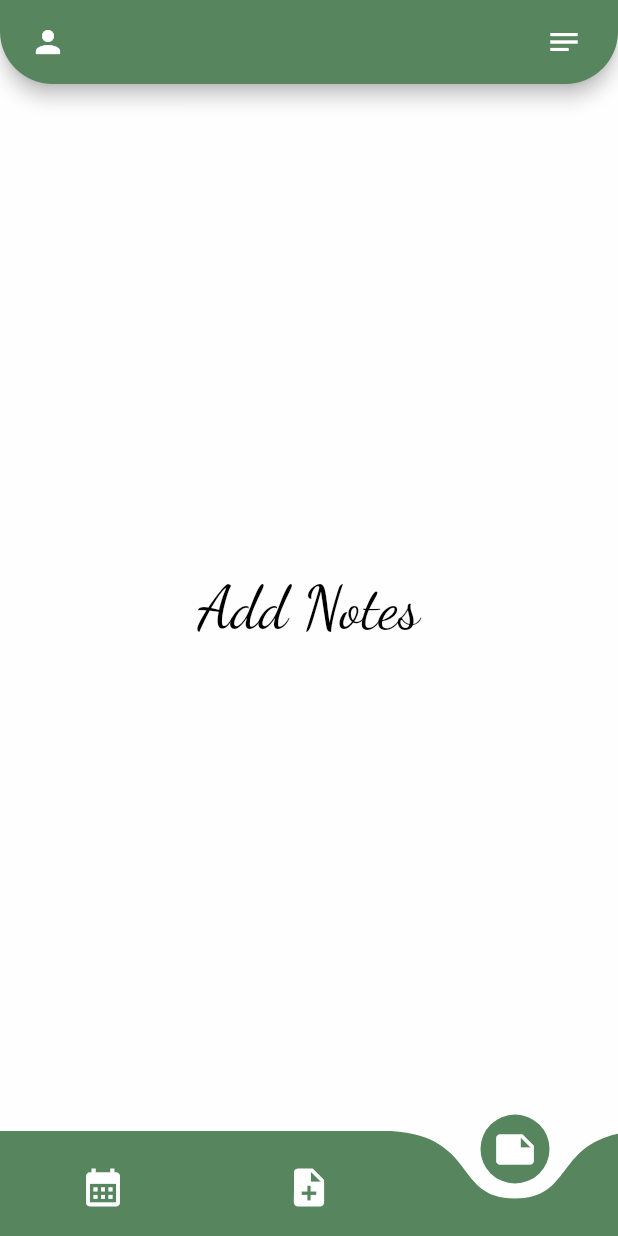
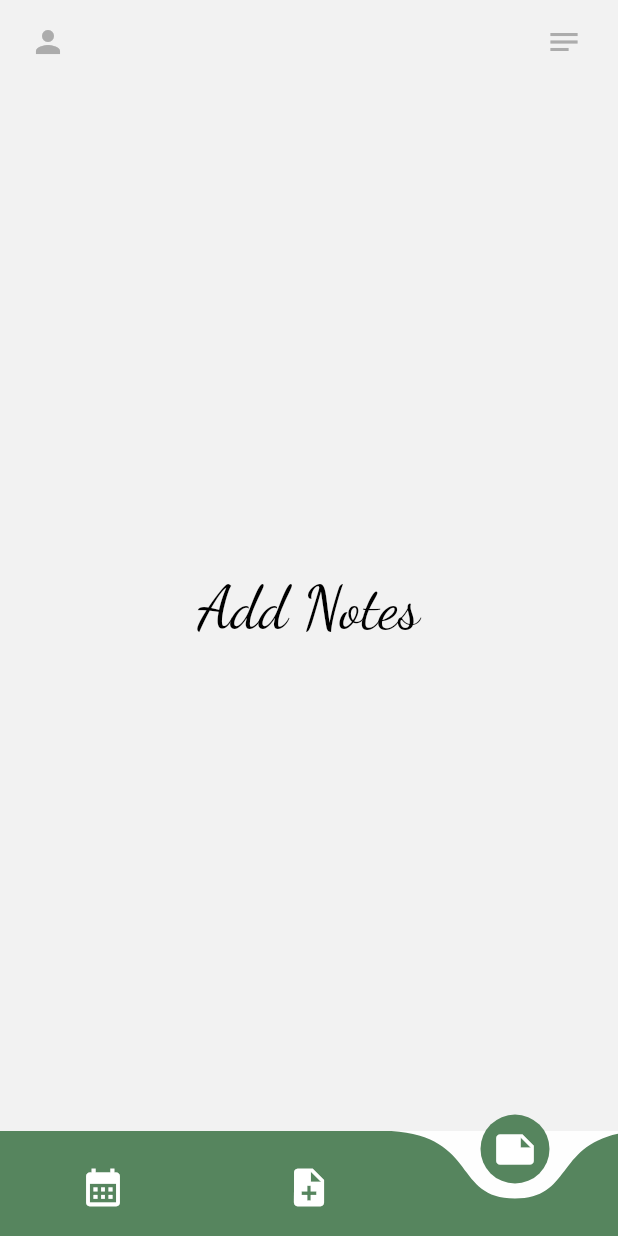
Before and after one commit to dariapichlak/gardening, a Flutter app: the screen it shows once a user with an empty profile is signed in, item 3 of the bottom bar chosen, on a phone screen of 412 x 824 dp. Run offline on Flutter 3.47's test engine with Material 2 defaults, Android fonts, the phone set to English and light mode, and no system bars; drawn by our look-alikes of curved_navigation_bar; our stand-ins replace bloc, cloud_firestore, firebase_auth, firebase_core, flutter_bloc, google_fonts and 1 more; missing offline and left inert: flutterfire_ui; accounts and stored records are empty.

Commit message:
Change notes page UI

```diff
--- a/lib/home/home_page.dart
+++ b/lib/home/home_page.dart
@@ -1,7 +1,6 @@
 import 'package:curved_navigation_bar/curved_navigation_bar.dart';
 import 'package:flutter/material.dart';
 import 'package:gardening/home/pages/calendar_page_content/calendar_page_content.dart';
-import 'package:gardening/home/settings/settings.dart';
 import 'package:gardening/home/pages/notes_page_content/notes_page_content.dart';
 import 'package:gardening/home/pages/plants_page_content/plants_page_content.dart';
 
--- a/lib/home/pages/notes_page_content/notes_page_content.dart
+++ b/lib/home/pages/notes_page_content/notes_page_content.dart
@@ -19,26 +19,32 @@ class _NotesPageContentState extends State<NotesPageContent> {
   @override
   Widget build(BuildContext context) {
     return Scaffold(
-      backgroundColor: const Color.fromARGB(255, 254, 254, 254),
+      backgroundColor: const Color.fromARGB(255, 242, 242, 242),
       appBar: AppBar(
         leading: Padding(
           padding: const EdgeInsets.symmetric(horizontal: 12.0),
           child: IconButton(
-            icon: const Icon(Icons.person),
+            icon: const Icon(
+              Icons.person,
+              color: Color.fromARGB(255, 172, 172, 172),
+            ),
             onPressed: () {},
           ),
         ),
         shape: const RoundedRectangleBorder(
             borderRadius: BorderRadius.only(
-                bottomLeft: Radius.circular(35),
-                bottomRight: Radius.circular(35))),
-        elevation: 5,
-        backgroundColor: const Color.fromARGB(255, 86, 133, 94),
+                bottomLeft: Radius.circular(0),
+                bottomRight: Radius.circular(0))),
+        elevation: 0,
+        backgroundColor: const Color.fromARGB(255, 242, 242, 242),
         actions: [
           Padding(
             padding: const EdgeInsets.symmetric(horizontal: 12.0),
             child: IconButton(
-              icon: const Icon(Icons.notes),
+              icon: const Icon(
+                Icons.notes,
+                color: Color.fromARGB(255, 172, 172, 172),
+              ),
               onPressed: () {
                 Navigator.of(context).push(
                     MaterialPageRoute(builder: (_) => const AddNotesPage()));
@@ -64,9 +70,38 @@ class _NotesPageContentState extends State<NotesPageContent> {
             if (state.documents.isNotEmpty) {
               final noteModels = state.documents;
               return Padding(
-                padding: const EdgeInsets.all(20.0),
+                padding: const EdgeInsets.only(top: 0.0),
+                child: Column(
+                  children: [
+                    Row(
+                      mainAxisAlignment: MainAxisAlignment.start,
+                      children: [
+                        Padding(
+                          padding: const EdgeInsets.only(
+                              top: 5.0, bottom: 20, left: 25),
+                          child: Text(
+                            'Notes',
+                            style: GoogleFonts.antic(fontSize: 30),
+                          ),
+                        ),
+                      ],
+                    ),
+                    Expanded(
+                      child: Container(
+                        decoration: const BoxDecoration(
+                          color: Colors.white,
+                          boxShadow: [
+                            BoxShadow(blurRadius: 15, offset: Offset(0, 10)),
+                          ],
+                          borderRadius: BorderRadius.only(
+                            topLeft: Radius.circular(35),
+                            topRight: Radius.circular(35),
+                          ),
+                        ),
                         child: ListView(
                           children: [
+                            // const Text('Notes'),
+                            const SizedBox(height: 40),
                             for (final noteModel in noteModels) ...[
                               Dismissible(
                                 background: const DecoratedBox(
@@ -80,7 +115,8 @@ class _NotesPageContentState extends State<NotesPageContent> {
                                 ),
                                 key: ValueKey(noteModel.id),
                                 confirmDismiss: (direction) async {
-                          return direction == DismissDirection.endToStart;
+                                  return direction ==
+                                      DismissDirection.endToStart;
                                 },
                                 onDismissed: (_) {
                                   context.read<NotesPageContentCubit>().remove(
@@ -93,7 +129,8 @@ class _NotesPageContentState extends State<NotesPageContent> {
                                   margin: const EdgeInsets.all(3),
                                   decoration: BoxDecoration(
                                     borderRadius: BorderRadius.circular(10),
-                            color: const Color.fromARGB(255, 254, 254, 254),
+                                    color: const Color.fromARGB(
+                                        255, 254, 254, 254),
                                   ),
                                   child: Builder(builder: (context) {
                                     return Theme(
@@ -101,20 +138,23 @@ class _NotesPageContentState extends State<NotesPageContent> {
                                         unselectedWidgetColor: Colors.black,
                                       ),
                                       child: CheckboxListTile(
-                                activeColor:
-                                    const Color.fromARGB(255, 255, 191, 0),
+                                        activeColor: const Color.fromARGB(
+                                            255, 100, 200, 100),
                                         controlAffinity:
                                             ListTileControlAffinity.leading,
                                         title: Text(
                                           noteModel.titleNote,
                                           style: GoogleFonts.roboto(
-                                    textStyle: const TextStyle(fontSize: 15),
+                                            textStyle:
+                                                const TextStyle(fontSize: 15),
                                             color: Colors.black,
                                           ),
                                         ),
                                         value: noteModel.value,
                                         onChanged: (bool? value) {
-                                  context.read<NotesPageContentCubit>().checked(
+                                          context
+                                              .read<NotesPageContentCubit>()
+                                              .checked(
                                                 value: value,
                                                 documentID: noteModel.id,
                                               );
@@ -134,6 +174,10 @@ class _NotesPageContentState extends State<NotesPageContent> {
                             ],
                           ],
                         ),
+                      ),
+                    ),
+                  ],
+                ),
               );
             }
             return Center(
```
Lines whose indentation alone changed are shown as unchanged.
